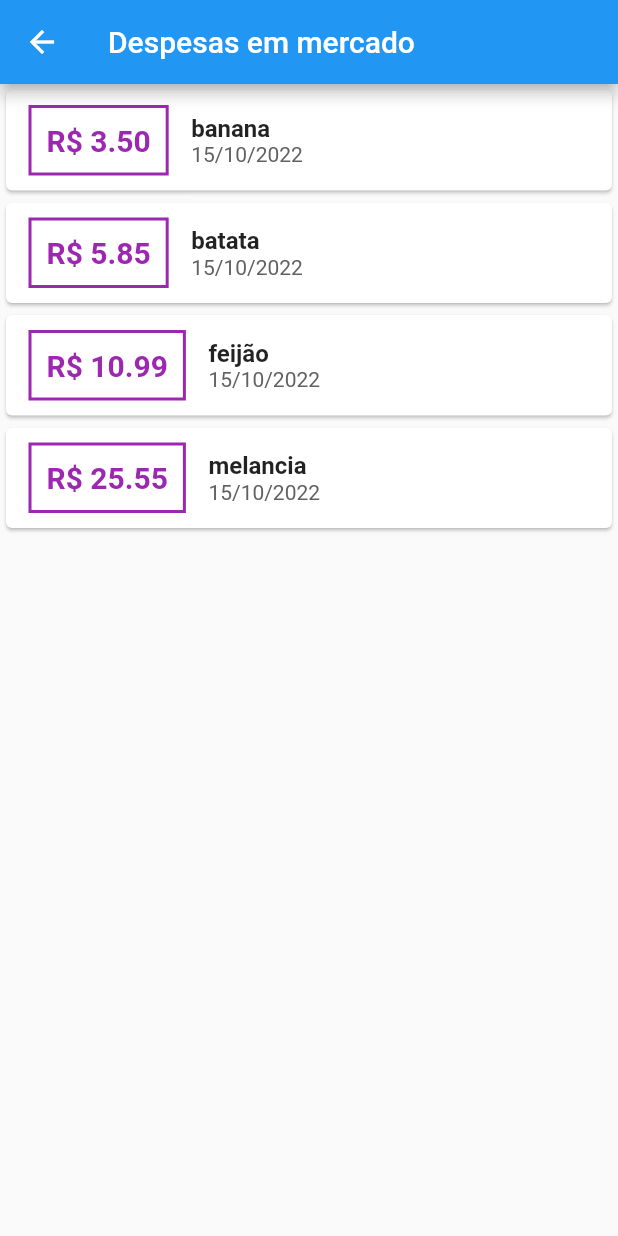
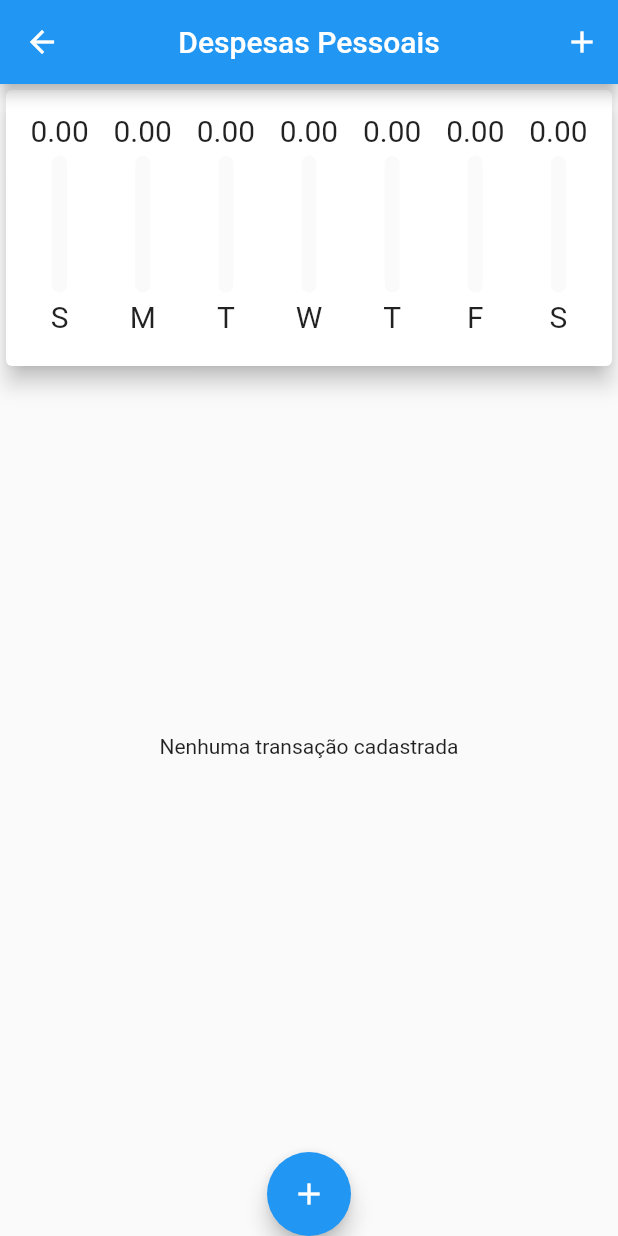
Before and after one commit to CharlestonRibeiro/App_controle_de_gastos, a Flutter app: the screen it shows after launch, after a tap on "myHome", on a phone screen of 412 x 824 dp. Run offline on Flutter 3.47's test engine with Material 2 defaults, Android fonts, the phone set to English and light mode, and no system bars.

Commit message:
CRUD transaction

```diff
--- a/lib/main.dart
+++ b/lib/main.dart
@@ -25,7 +25,7 @@ class MyApp extends StatelessWidget {
         LoginPage.login: (_) => const LoginPage(),
         RecoverPasswordPage.recover: (_) => const RecoverPasswordPage(),
         SignUpPage.signUp: (_) => const SignUpPage(),
-        MyHomepage.myHome: (_) => const MyHomepage(),
+        MyHomePage.myHome: (_) => const MyHomePage(),
       },
     );
   }
--- a/lib/mocks/moks_purchases.dart
+++ /dev/null
@@ -1,10 +0,0 @@
-// ignore_for_file: non_constant_identifier_names
-
-import 'package:controle_de_mercado_vesao_local/models/purchases.dart';
-
-final MOCK_PURCHASES = <Purchases>[
-  Purchases(id: '01', title: 'banana', value: 3.50, date: DateTime.now()),
-  Purchases(id: '02', title: 'batata', value: 5.85, date: DateTime.now()),
-  Purchases(id: '03', title: 'feijão', value: 10.99, date: DateTime.now()),
-  Purchases(id: '04', title: 'melancia', value: 25.55, date: DateTime.now()),
-];
--- a/lib/models/purchases.dart
+++ b/lib/models/purchases.dart
@@ -1,10 +1,10 @@
-class Purchases {
+class  Transaction {
   final String id;
   final String title;
   final double value;
   final DateTime date;
 
-  Purchases({
+   Transaction({
       required this.id,
       required this.title,
       required this.value,
--- /dev/null
+++ b/lib/models/transaction.dart
@@ -0,0 +1,13 @@
+class Transaction {
+  final String id;
+  final String title;
+  final double value;
+  final DateTime date;
+
+  Transaction({
+    required this.id,
+    required this.title,
+    required this.value,
+    required this.date,
+  });
+}
--- a/lib/pages/home_page/home_page.dart
+++ b/lib/pages/home_page/home_page.dart
@@ -36,7 +36,7 @@ class HomePage extends StatelessWidget {
                 child: const Text('recover_password_page')),
             ElevatedButton(
                 onPressed: () {
-                  Navigator.of(context).pushNamed(MyHomepage.myHome);
+                  Navigator.of(context).pushNamed(MyHomePage.myHome);
                 },
                 child: const Text('myHome')),
           ],
--- /dev/null
+++ b/lib/pages/my_home_page/components/chart_bar_widget.dart
@@ -0,0 +1,57 @@
+import 'package:flutter/material.dart';
+
+class ChartBarWidget extends StatelessWidget {
+  final String label;
+  final double value;
+  final double percent;
+
+  const ChartBarWidget({
+    Key? key,
+    required this.label,
+    required this.value,
+    required this.percent,
+  }) : super(key: key);
+
+  @override
+  Widget build(BuildContext context) {
+    return LayoutBuilder(builder: (_, constraints) {
+      final barHeight = constraints.maxHeight * .6;
+
+      return Column(
+        children: [
+          SizedBox(
+            height: constraints.maxHeight * .15,
+            child: FittedBox(child: Text(value.toStringAsFixed(2))),
+          ),
+          Container(
+            margin: const EdgeInsets.symmetric(vertical: 5),
+            height: barHeight,
+            width: 10,
+            child: Stack(
+              alignment: Alignment.bottomCenter,
+              children: [
+                Container(
+                  decoration: BoxDecoration(
+                    color: Theme.of(context).scaffoldBackgroundColor,
+                    borderRadius: BorderRadius.circular(5),
+                  ),
+                ),
+                Container(
+                  height: barHeight * percent,
+                  decoration: BoxDecoration(
+                    borderRadius: BorderRadius.circular(5),
+                    color: Theme.of(context).primaryColor,
+                  ),
+                ),
+              ],
+            ),
+          ),
+          SizedBox(
+            height: constraints.maxHeight * .15,
+            child: FittedBox(child: Text(label)),
+          ),
+        ],
+      );
+    });
+  }
+}
--- /dev/null
+++ b/lib/pages/my_home_page/components/chart_widget.dart
@@ -0,0 +1,58 @@
+import 'package:controle_de_mercado_vesao_local/models/transaction.dart';
+import 'package:controle_de_mercado_vesao_local/pages/my_home_page/components/chart_bar_widget.dart';
+import 'package:flutter/material.dart';
+import 'package:intl/intl.dart';
+
+class ChartWidget extends StatelessWidget {
+  final List<Transaction> recentTransactions;
+  double get _weekTotal => recentTransactions.fold(0.0, (p, e) => p + e.value);
+
+  const ChartWidget(this.recentTransactions, {Key? key}) : super(key: key);
+
+  List<Map<String, dynamic>> get _groupedTransactions {
+    return List.generate(7, (index) {
+      final date = DateTime.now().subtract(Duration(days: index));
+      final weekDay = DateFormat.E().format(date)[0];
+
+      var value = 0.0;
+      for (var transaction in recentTransactions) {
+        final sameDay = transaction.date.day == date.day;
+        final sameMonth = transaction.date.month == date.month;
+        final sameYear = transaction.date.year == date.year;
+
+        if (sameDay && sameMonth && sameYear) {
+          value += transaction.value;
+        }
+      }
+      return {
+        'day': weekDay,
+        'value': value,
+        'percent': _weekTotal == 0 ? 0.0 : value / _weekTotal,
+      };
+    }).reversed.toList();
+  }
+
+  @override
+  Widget build(BuildContext context) {
+    _groupedTransactions;
+
+    return Card(
+      elevation: 6,
+      child: Padding(
+        padding: const EdgeInsets.symmetric(vertical: 16, horizontal: 8),
+        child: Row(
+          mainAxisAlignment: MainAxisAlignment.spaceAround,
+          children: _groupedTransactions.map((e) {
+            return Expanded(
+              child: ChartBarWidget(
+                label: e['day'],
+                value: e['value'],
+                percent: e['percent'],
+              ),
+            );
+          }).toList(),
+        ),
+      ),
+    );
+  }
+}
--- a/lib/pages/my_home_page/my_home_page.dart
+++ b/lib/pages/my_home_page/my_home_page.dart
@@ -1,21 +1,157 @@
-import 'package:controle_de_mercado_vesao_local/mocks/moks_purchases.dart';
+import 'dart:math';
+import 'package:controle_de_mercado_vesao_local/models/transaction.dart';
+import 'package:controle_de_mercado_vesao_local/pages/my_home_page/components/chart_widget.dart';
+import 'package:controle_de_mercado_vesao_local/pages/my_home_page/components/transaction_form.dart';
+import 'package:controle_de_mercado_vesao_local/pages/my_home_page/components/transaction_list.dart';
 import 'package:flutter/material.dart';
-import 'package:intl/intl.dart';
 
-class MyHomepage extends StatelessWidget {
-  const MyHomepage({super.key});
+
+class MyHomePage extends StatefulWidget {
+  const MyHomePage({Key? key}) : super(key: key);
 
   static const myHome = '/myHome';
 
+
+  @override
+  State<MyHomePage> createState() => _MyHomePageState();
+}
+
+enum AppSate { showChart, showList }
+
+class _MyHomePageState extends State<MyHomePage> {
+  AppSate _state = AppSate.showChart;
+  final _transactions = <Transaction>[];
+
+  List<Transaction> get _recentTransactions {
+    final compareDate = DateTime.now().subtract(const Duration(days: 7));
+
+    return _transactions.where((e) => e.date.isAfter(compareDate)).toList();
+  }
+
+  void _addTransaction(String title, double value, DateTime date) {
+    final newTransaction = Transaction(
+      id: Random().nextDouble().toString(),
+      title: title,
+      value: value,
+      date: date,
+    );
+
+    setState(() {
+      _transactions.insert(0, newTransaction);
+    });
+  }
+
+  _removeTransaction(String id) {
+    _transactions.removeWhere((element) => element.id == id);
+    setState(() {});
+  }
+
+  void _showTransactionFormModal(BuildContext context) {
+    showModalBottomSheet(
+      context: context,
+      isScrollControlled: true,
+      builder: (_) => TransactionForm(onSubmit: _addTransaction),
+    );
+  }
+
+  @override
+  Widget build(BuildContext context) {
+    final isLandscap =
+        MediaQuery.of(context).orientation == Orientation.landscape;
+
+    return Scaffold(
+      appBar: AppBar(
+        centerTitle: true,
+        title: const Text('Despesas Pessoais'),
+        actions: [
+          if (isLandscap)
+            IconButton(
+              onPressed: () {
+                _state = _state == AppSate.showChart
+                    ? AppSate.showList
+                    : AppSate.showChart;
+
+                setState(() {});
+              },
+              icon: Icon(
+                _state == AppSate.showChart
+                    ? Icons.list_sharp
+                    : Icons.pie_chart_sharp,
+              ),
+            ),
+          IconButton(
+            onPressed: () {},
+            icon: const Icon(Icons.add),
+          )
+        ],
+      ),
+      body: SingleChildScrollView(
+        child: SizedBox(
+          height: MediaQuery.of(context).size.height -
+              AppBar().preferredSize.height -
+              MediaQuery.of(context).padding.top,
+          child: LayoutBuilder(
+            builder: (_, constraints) {
+              final screenHeight = constraints.maxHeight;
+              return SafeArea(
+                child: Column(
+                  crossAxisAlignment: CrossAxisAlignment.stretch,
+                  children: [
+                    if (!isLandscap || _state == AppSate.showChart)
+                      SizedBox(
+                        height: screenHeight * (isLandscap ? .8 : .25),
+                        child: ChartWidget(_recentTransactions),
+                      ),
+                    if (!isLandscap || _state == AppSate.showList)
+                      SizedBox(
+                        height: screenHeight * (isLandscap ? .9 : .65),
+                        child: _transactions.isEmpty
+                            ? const Center(
+                                child: Text('Nenhuma transação cadastrada'),
+                              )
+                            : TransactionList(
+                                _transactions,
+                                onRemove: _removeTransaction,
+                              ),
+                      ),
+                  ],
+                ),
+              );
+            },
+          ),
+        ),
+      ),
+      floatingActionButton: FloatingActionButton(
+        onPressed: () => _showTransactionFormModal(context),
+        child: const Icon(Icons.add),
+      ),
+      floatingActionButtonLocation: FloatingActionButtonLocation.centerDocked,
+    );
+  }
+}
+
+
+/*
   @override
   Widget build(BuildContext context) {
     return Scaffold(
       appBar: AppBar(
         title: const Text('Despesas em mercado'),
       ),
-      body: SingleChildScrollView(
-        child: Column(
-          children: <Widget>[
+      body: Column(
+        crossAxisAlignment: CrossAxisAlignment.stretch,
+        children: <Widget>[
+          // ignore: avoid_unnecessary_containers
+          Container(
+            // ignore: prefer_const_constructors
+            child: Card(
+              color: Colors.blue,
+              // ignore: sort_child_properties_last
+              child: const Text('Gráfico'),
+              elevation: 5,
+            ),
+          ),
+
           ...MOCK_PURCHASES.map((e) {
             return Card(
               child: Row(
@@ -44,8 +180,8 @@ class MyHomepage extends StatelessWidget {
                     children: [
                       Text(
                         e.title,
-                        style:
-                            const TextStyle(fontSize: 16, fontWeight: FontWeight.bold),
+                        style: const TextStyle(
+                            fontSize: 16, fontWeight: FontWeight.bold),
                       ),
                       Text(
                         DateFormat('dd/MM/yyyy').format(e.date),
@@ -56,9 +192,40 @@ class MyHomepage extends StatelessWidget {
                 ],
               ),
             );
-          })
-        ]),
+          }).toList(),
+          Card(
+            elevation: 5,
+            child: Padding(
+              padding: const EdgeInsets.all(10),
+              child: Column(children: <Widget>[
+                const TextField(
+                  decoration: InputDecoration(
+                    labelText: 'Título',
+                  ),
+                ),
+                const TextField(
+                  decoration: InputDecoration(
+                    labelText: 'Valor (R\$)',
+                  ),
+                ),
+
+                const SizedBox(
+                    height: 10,
+                  ),
+
+                Row(
+                  mainAxisAlignment: MainAxisAlignment.end,
+                  children: [
+                    ElevatedButton(onPressed: () {},
+                    child:  const Text('Adicionar Gasto')),
+                  ],
+                )
+              ]),
+            ),
+          )
+        ],
       ),
     );
   }
 }
+*/
```
Also changed, not shown: lib/pages/my_home_page/components/transaction_form.dart (added, +130 -0 lines), lib/pages/my_home_page/components/transaction_list.dart (added, +58 -0 lines).
